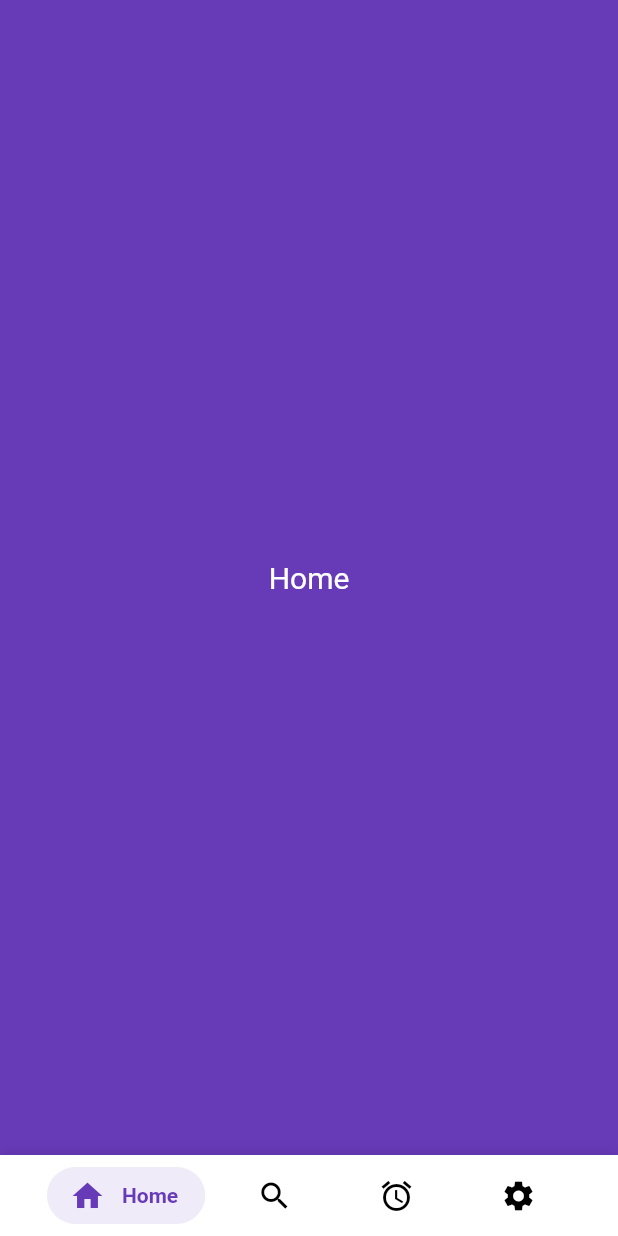
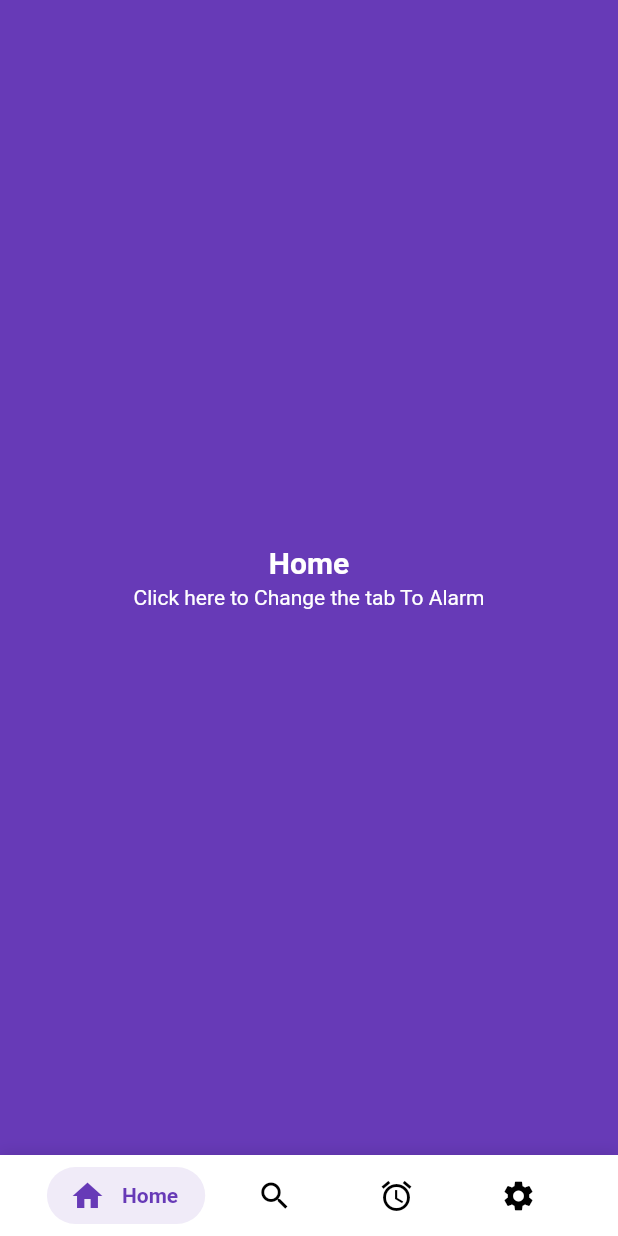
Before and after one commit to kushalmahapatro/cuberto_bottom_bar, a Flutter app: the screen it shows after launch, on a phone screen of 412 x 824 dp. Run offline on Flutter 3.47's test engine with Material 2 defaults, Android fonts, the light colour scheme and no system bars.

Commit message:
Added support to change the tab programtically

```diff
--- a/example/lib/main.dart
+++ b/example/lib/main.dart
@@ -21,29 +21,68 @@ class MyApp extends StatelessWidget {
 class MyHomePage extends StatefulWidget {
   MyHomePage({Key key, this.title}) : super(key: key);
   final String title;
-
   @override
   _MyHomePageState createState() => _MyHomePageState();
 }
 
-class _MyHomePageState extends State<MyHomePage> {
-  int currentPage = 0;
-  String currentTitle = "Home";
+class _MyHomePageState extends State<MyHomePage>  with SingleTickerProviderStateMixin  {
+  int currentPage ;
   Color currentColor = Colors.deepPurple;
   Color inactiveColor = Colors.black;
+  TabController tabBarController;
+  List<Tabs> tabs = new List();
+
+  @override
+  void initState() {
+    // TODO: implement initState
+    super.initState();
+    currentPage = 0;
+    tabs.add(Tabs(Icons.home, "Home", Colors.deepPurple));
+    tabs.add(Tabs(Icons.search, "Search", Colors.pink));
+    tabs.add(Tabs(Icons.alarm, "Alarm", Colors.amber));
+    tabs.add(Tabs(Icons.settings, "Settings", Colors.teal));
+    tabBarController =
+    new TabController(initialIndex: currentPage, length: 4, vsync: this);
+
+  }
 
   @override
   Widget build(BuildContext context) {
     // TODO: implement build
     return Scaffold(
-      body: Container(
-        decoration: BoxDecoration(color: currentColor),
-        child: Center(
-            child: Text(
-          currentTitle,
-          style: TextStyle(color: Colors.white, fontSize: 20.0),
-        )),
+      body: TabBarView(
+        controller: tabBarController,
+        physics: NeverScrollableScrollPhysics(),
+        children: {2,3,1,0}.map((index) => Container(
+          decoration: BoxDecoration(color: tabs[currentPage].color),
+          child: InkWell(
+              child: Center(
+                  child:
+                  Column(
+                    mainAxisAlignment:  MainAxisAlignment.center,
+                    children: <Widget>[
+                      Text(
+                        tabs[currentPage].title ,
+                        textAlign: TextAlign.center,
+                        style: TextStyle(color: Colors.white, fontSize: 20.0,fontWeight: FontWeight.w700),
+                      ),
+                      SizedBox(height: 4),
+                      Text(
+                        "Click here to Change the tab To "+tabs[index].title,
+                        textAlign: TextAlign.center,
+                        style: TextStyle(color: Colors.white, fontSize: 14.0),
+                      ),
+                    ],
+                  )),
+              onTap: () {
+                setState(() {
+                  currentPage = index;
+                  tabBarController.animateTo(currentPage);
+                });
+              }),
+        ),).toList()
       ),
+
       drawer: new Container(
           width: 250.0,
           margin: EdgeInsets.only(bottom: 60.0),
@@ -61,38 +100,33 @@ class _MyHomePageState extends State<MyHomePage> {
       bottomNavigationBar: CubertoBottomBar(
         inactiveIconColor: inactiveColor,
         tabStyle: CubertoTabStyle.STYLE_FADED_BACKGROUND,
-        initialSelection: 0,
-//        drawer: CubertoDrawer(style: CubertoDrawerStyle.END_DRAWER, icon: Icon(Icons.sort)),
-        tabs: [
-          TabData(
-            iconData: Icons.home,
-            title: "Home",
-            tabColor: Colors.deepPurple,
-          ),
-          TabData(
-            iconData: Icons.search,
-            title: "Search",
-            tabColor: Colors.pink,
-          ),
-          TabData(
-            iconData: Icons.access_alarm,
-            title: "Alarm",
-            tabColor: Colors.amber,
-          ),
-          TabData(
-            iconData: Icons.settings,
-            title: "Settings",
-            tabColor: Colors.teal,
-          ),
-        ],
+        selectedTab: 0, /// initial Selection has been renames to selectedTab, setting the index value to this will change the tab
+        tabs: tabs.map((value) => TabData(
+          iconData: value.icon,
+          title: value.title,
+          tabColor: value.color,
+        )).toList(),
         onTabChangedListener: (position, title, color) {
           setState(() {
+            tabBarController.animateTo(position);
             currentPage = position;
-            currentTitle = title;
-            currentColor = color;
           });
         },
       ), // This trailing comma makes auto-formatting nicer for build methods.
     );
   }
+
+  @override
+  void dispose() {
+    tabBarController.dispose();
+    super.dispose();
+  }
 }
+
+class Tabs{
+  final IconData icon;
+  final String title;
+  final Color color;
+
+  Tabs(this.icon, this.title, this.color);
+}
--- a/example/pubspec.yaml
+++ b/example/pubspec.yaml
@@ -14,7 +14,7 @@ description: A new Flutter application. (cuberto)
 version: 1.1.0+0
 
 environment:
-  sdk: ">=2.1.0 <3.0.0"
+  sdk: ">=2.2.0 <3.0.0"
 
 dependencies:
   flutter:
@@ -22,7 +22,7 @@ dependencies:
 
   # The following adds the Cupertino Icons font to your application.
   # Use with the CupertinoIcons class for iOS style icons.
-  cupertino_icons: ^0.1.2
+  cupertino_icons: ^0.1.3
   cuberto_bottom_bar:
     path: ../
 
--- a/lib/cuberto_bottom_bar.dart
+++ b/lib/cuberto_bottom_bar.dart
@@ -9,7 +9,8 @@ const int ANIM_DURATION = 300;
 
 class CubertoBottomBar extends StatefulWidget {
   /// The callback that will be executed each time the tab is changed
-  final Function(int position, String title, Color tabColor) onTabChangedListener;
+  final Function(int position, String title, Color tabColor)
+      onTabChangedListener;
 
   /// This color is used to show that the tab is inactive i.e not selected
   final Color inactiveIconColor;
@@ -29,8 +30,8 @@ class CubertoBottomBar extends StatefulWidget {
   /// [BorderRadius] to add border to the bottom bar.
   final BorderRadius barBorderRadius;
 
-  /// This color is used for the initial color of the text and the icon
-  final int initialSelection;
+  /// This int value is used to programtically change the index of the tabs
+  final int selectedTab;
 
   /// To add a navgation drawer of [CubertoDrawer] type
   final CubertoDrawer drawer;
@@ -51,7 +52,7 @@ class CubertoBottomBar extends StatefulWidget {
     @required this.tabs,
     @required this.onTabChangedListener,
     this.key,
-    this.initialSelection = 0,
+    this.selectedTab = 0,
     this.inactiveIconColor,
     this.textColor,
     this.tabColor,
@@ -137,12 +138,11 @@ class CubertoBottomBarState extends State<CubertoBottomBar>
     } else {
       tabStyle = widget.tabStyle;
     }
-    _setSelected(widget.tabs[widget.initialSelection].key);
+    _setSelected(widget.tabs[widget.selectedTab ?? 0].key);
   }
 
   _setSelected(UniqueKey key) {
     int selected = widget.tabs.indexWhere((tabData) => tabData.key == key);
-
     if (mounted) {
       setState(() {
         currentSelected = selected;
@@ -154,6 +154,7 @@ class CubertoBottomBarState extends State<CubertoBottomBar>
 
   @override
   Widget build(BuildContext context) {
+    _setSelected(widget.tabs[widget.selectedTab].key);
     void _handleDrawerButton() {
       Scaffold.of(context).openDrawer();
     }
@@ -226,9 +227,11 @@ class CubertoBottomBarState extends State<CubertoBottomBar>
                       title: t.title,
                       iconColor: inactiveIconColor,
                       textColor: textColor,
-                      tabColor: t.tabColor == null ? inactiveIconColor : t.tabColor,
+                      tabColor:
+                          t.tabColor == null ? inactiveIconColor : t.tabColor,
                       borderRadius: t.borderRadius,
                       callbackFunction: (uniqueKey) {
+                        widget.onTabChangedListener(currentSelected, widget.tabs[currentSelected].title, widget.tabs[currentSelected].tabColor );
                         int selected = tabs
                             .indexWhere((tabData) => tabData.key == uniqueKey);
                         onTabChangedListener(
@@ -244,9 +247,12 @@ class CubertoBottomBarState extends State<CubertoBottomBar>
                       title: t.title,
                       iconColor: inactiveIconColor,
                       textColor: textColor,
-                      tabColor: t.tabColor == null ? inactiveIconColor : t.tabColor,
+                      tabColor:
+                          t.tabColor == null ? inactiveIconColor : t.tabColor,
                       borderRadius: t.borderRadius,
                       callbackFunction: (uniqueKey) {
+                        widget.onTabChangedListener(currentSelected, widget.tabs[currentSelected].title, widget.tabs[currentSelected].tabColor );
+
                         int selected = tabs
                             .indexWhere((tabData) => tabData.key == uniqueKey);
                         onTabChangedListener(selected, t.title, t.tabColor);
@@ -258,6 +264,7 @@ class CubertoBottomBarState extends State<CubertoBottomBar>
             .toList(),
       ),
     );
+
   }
 
   setUpTabs(
--- a/lib/internal/tab_item_new.dart
+++ b/lib/internal/tab_item_new.dart
@@ -43,6 +43,9 @@ class TabItemNew extends StatefulWidget {
 class _TabItemState extends State<TabItemNew> {
   @override
   Widget build(BuildContext context) {
+    if(widget.selected){
+//      widget.callbackFunction(widget.uniqueKey);
+    }
     return InkWell(
       child: AnimatedContainer(
         padding: EdgeInsets.fromLTRB(15.0, 7.0, 15.0, 7.0),
--- a/pubspec.yaml
+++ b/pubspec.yaml
@@ -1,6 +1,6 @@
 name: cuberto_bottom_bar
 description: An animated bottom navigation bar supporting drawer icon at start or end or can be used with the drawer icon and is provided with 2 different styles.
-version: 1.1.0
+version: 1.1.1
 author: Kushal Mahapatro  <kushalmahapatro@gmail.com>
 homepage: https://github.com/kushalmahapatro/cuberto_bottom_bar
 
```
Also changed, not shown: example/pubspec.lock, pubspec.lock, 16 other files.
